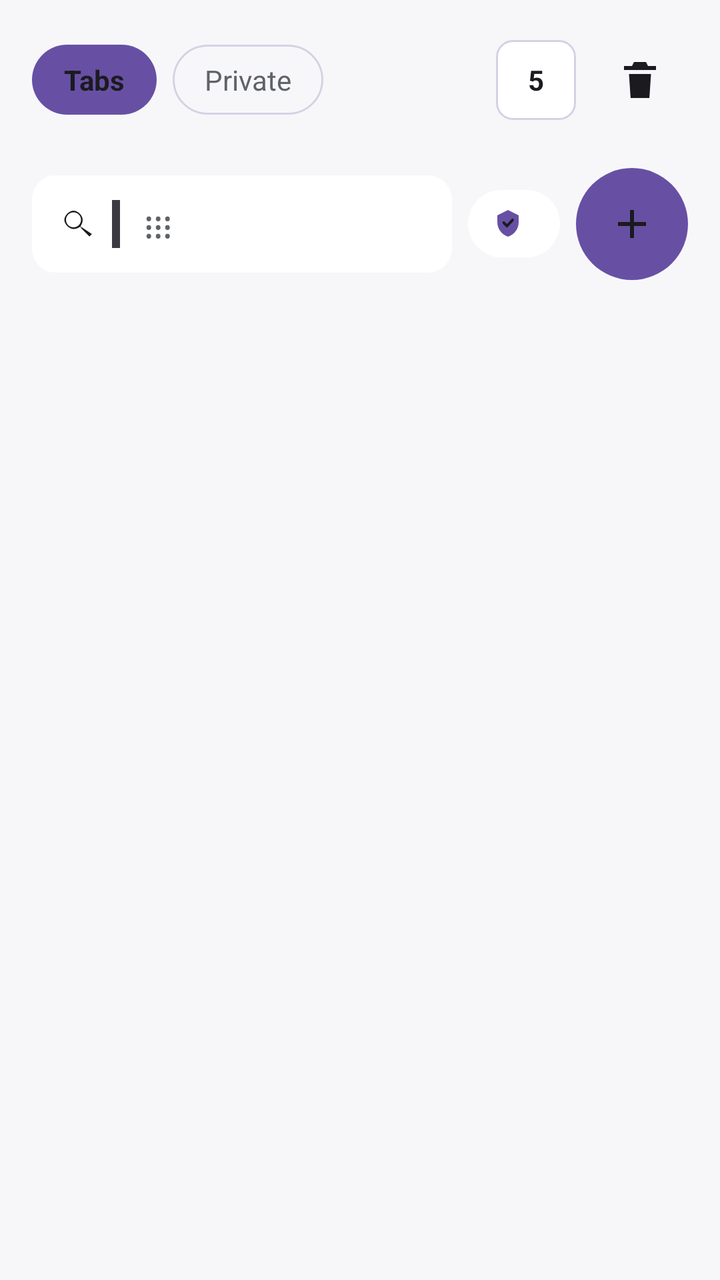
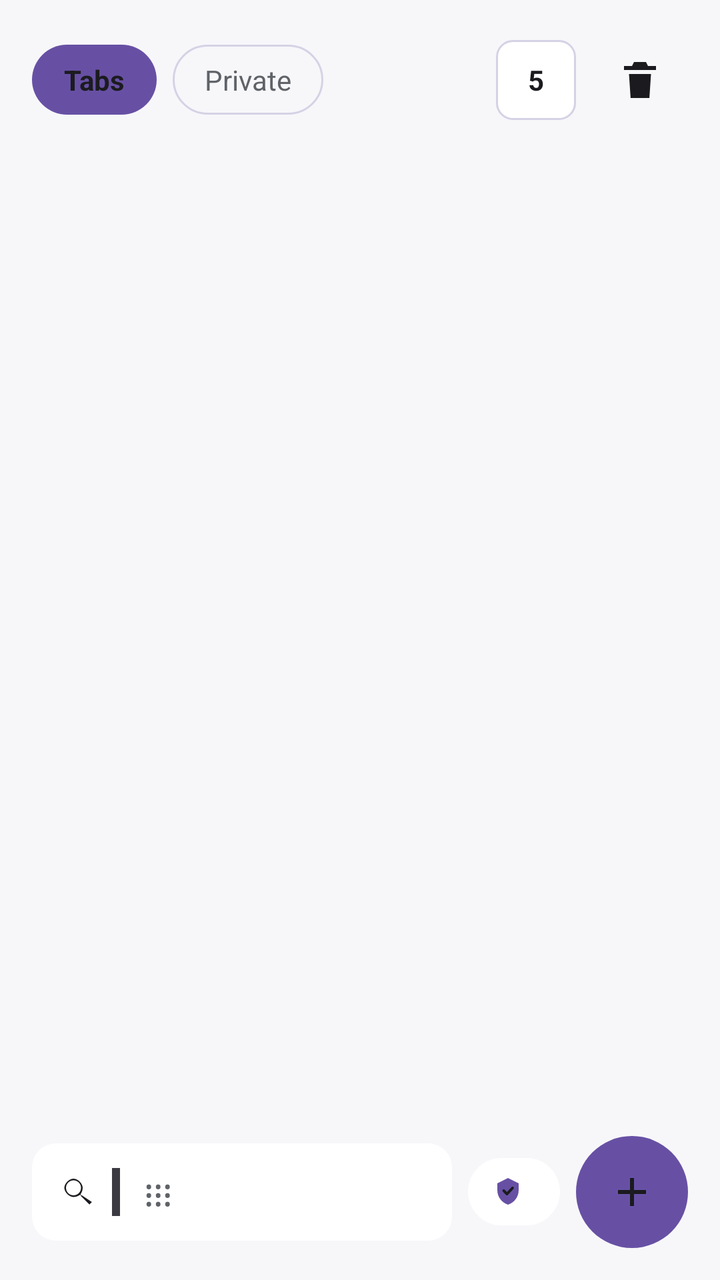

Before-and-after screenshots of an Android layout around one commit, followed by the original layout XML and the change that was made.
<!-- AndroidManifest.xml: application theme Theme.LibreWolf -->
<!-- res/layout/sheet_tabs.xml -->
<?xml version="1.0" encoding="utf-8"?>
<LinearLayout xmlns:android="http://schemas.android.com/apk/res/android"
    android:layout_width="match_parent"
    android:layout_height="wrap_content"
    android:background="@color/librewolf_bg"
    android:orientation="vertical"
    android:padding="16dp">

    <LinearLayout
        android:layout_width="match_parent"
        android:layout_height="wrap_content"
        android:gravity="center_vertical"
        android:orientation="horizontal">

        <TextView
            android:id="@+id/mode_tabs"
            android:layout_width="wrap_content"
            android:layout_height="wrap_content"
            android:background="@drawable/bg_chip_on"
            android:clickable="true"
            android:focusable="true"
            android:paddingStart="16dp"
            android:paddingTop="8dp"
            android:paddingEnd="16dp"
            android:paddingBottom="8dp"
            android:text="@string/tabs"
            android:textColor="@color/librewolf_text"
            android:textStyle="bold" />

        <TextView
            android:id="@+id/mode_private"
            android:layout_width="wrap_content"
            android:layout_height="wrap_content"
            android:layout_marginStart="8dp"
            android:background="@drawable/bg_chip_off"
            android:clickable="true"
            android:focusable="true"
            android:paddingStart="16dp"
            android:paddingTop="8dp"
            android:paddingEnd="16dp"
            android:paddingBottom="8dp"
            android:text="@string/tab_private"
            android:textColor="@color/librewolf_grey" />

        <TextView
            android:id="@+id/mode_inactive"
            android:layout_width="wrap_content"
            android:layout_height="wrap_content"
            android:layout_marginStart="8dp"
            android:background="@drawable/bg_chip_off"
            android:clickable="true"
            android:focusable="false"
            android:paddingStart="16dp"
            android:paddingTop="8dp"
            android:paddingEnd="16dp"
            android:paddingBottom="8dp"
            android:text="@string/inactive"
            android:textColor="@color/librewolf_grey"
            android:visibility="gone" />

        <TextView
            android:id="@+id/mode_groups"
            android:layout_width="wrap_content"
            android:layout_height="wrap_content"
            android:layout_marginStart="8dp"
            android:background="@drawable/bg_chip_off"
            android:clickable="true"
            android:focusable="false"
            android:paddingStart="16dp"
            android:paddingTop="8dp"
            android:paddingEnd="16dp"
            android:paddingBottom="8dp"
            android:text="@string/groups"
            android:textColor="@color/librewolf_grey"
            android:visibility="gone" />

        <View
            android:layout_width="0dp"
            android:layout_height="1dp"
            android:layout_weight="1" />

        <TextView
            android:id="@+id/tray_count"
            android:layout_width="wrap_content"
            android:layout_height="wrap_content"
            android:background="@drawable/bg_tab_count"
            android:gravity="center"
            android:minWidth="40dp"
            android:minHeight="40dp"
            android:text="5"
            android:textColor="@color/librewolf_text"
            android:textStyle="bold" />

        <ImageButton
            android:id="@+id/tray_close_all"
            android:layout_width="48dp"
            android:layout_height="48dp"
            android:layout_marginStart="8dp"
            android:background="?attr/selectableItemBackgroundBorderless"
            android:contentDescription="@string/close_all_tabs"
            android:src="@drawable/ic_trash" />
    </LinearLayout>

    <TextView
        android:id="@+id/tray_empty"
        android:layout_width="match_parent"
        android:layout_height="wrap_content"
        android:padding="32dp"
        android:textAlignment="center"
        android:textColor="@color/librewolf_grey"
        android:textSize="15sp"
        android:visibility="gone" />

    <androidx.recyclerview.widget.RecyclerView
        android:id="@+id/tabs_list"
        android:layout_width="match_parent"
        android:layout_height="wrap_content"
        android:layout_marginTop="8dp"
        android:maxHeight="420dp" />

    <LinearLayout
        android:layout_width="match_parent"
        android:layout_height="wrap_content"
        android:layout_marginTop="12dp"
        android:gravity="center_vertical"
        android:orientation="horizontal">

        <LinearLayout
            android:layout_width="0dp"
            android:layout_height="wrap_content"
            android:layout_weight="1"
            android:background="@drawable/bg_bar"
            android:gravity="center_vertical"
            android:orientation="horizontal"
            android:padding="12dp">

            <ImageView
                android:layout_width="20dp"
                android:layout_height="20dp"
                android:layout_marginEnd="8dp"
                android:src="@drawable/ic_search" 
            android:importantForAccessibility="no"/>

            <ImageView
                android:layout_width="4dp"
                android:layout_height="24dp"
                android:layout_marginEnd="12dp"
                android:background="#3A3A40" />

            <TextView
                android:layout_width="wrap_content"
                android:layout_height="wrap_content"
                android:text="⋮⋮⋮"
                android:textColor="@color/librewolf_grey"
                android:textSize="18sp" />
        </LinearLayout>

        <LinearLayout
            android:layout_width="wrap_content"
            android:layout_height="wrap_content"
            android:layout_marginStart="8dp"
            android:layout_marginEnd="8dp"
            android:background="@drawable/bg_pill"
            android:gravity="center_vertical"
            android:orientation="horizontal"
            android:paddingStart="12dp"
            android:paddingTop="8dp"
            android:paddingEnd="12dp"
            android:paddingBottom="8dp">

            <ImageView
                android:layout_width="16dp"
                android:layout_height="16dp"
                android:layout_marginEnd="6dp"
                android:src="@drawable/ic_shield" 
            android:importantForAccessibility="no"/>

            <TextView
                android:id="@+id/tray_trackers"
                android:layout_width="wrap_content"
                android:layout_height="wrap_content"
                android:textColor="@color/librewolf_text"
                android:textSize="13sp" />
        </LinearLayout>

        <ImageButton
            android:id="@+id/sheet_new_tab"
            android:layout_width="56dp"
            android:layout_height="56dp"
            android:background="@drawable/bg_fab"
            android:contentDescription="@string/new_tab"
            android:src="@drawable/ic_add" />
    </LinearLayout>
</LinearLayout>
<!-- resources referenced by this layout -->
<resources>
  <color name="librewolf_bg">#F7F7FA</color>
  <color name="librewolf_grey">#5F6368</color>
  <color name="librewolf_text">#1B1B1F</color>
  <!-- drawable bg_bar (drawable) -->
  <?xml version="1.0" encoding="utf-8"?>
  <shape xmlns:android="http://schemas.android.com/apk/res/android"
      android:shape="rectangle">
      <solid android:color="@color/librewolf_card" />
      <corners android:radius="12dp" />
  </shape>
  <!-- drawable bg_chip_off (drawable) -->
  <?xml version="1.0" encoding="utf-8"?>
  <shape xmlns:android="http://schemas.android.com/apk/res/android"
      android:shape="rectangle">
      <solid android:color="#00000000" />
      <stroke android:width="1dp" android:color="@color/librewolf_chip_stroke" />
      <corners android:radius="20dp" />
  </shape>
  <!-- drawable bg_chip_on (drawable) -->
  <?xml version="1.0" encoding="utf-8"?>
  <shape xmlns:android="http://schemas.android.com/apk/res/android"
      android:shape="rectangle">
      <solid android:color="@color/librewolf_accent" />
      <corners android:radius="20dp" />
  </shape>
  <!-- drawable bg_fab (drawable) -->
  <?xml version="1.0" encoding="utf-8"?>
  <shape xmlns:android="http://schemas.android.com/apk/res/android"
      android:shape="oval">
      <solid android:color="@color/librewolf_accent" />
  </shape>
  <!-- drawable bg_pill (drawable) -->
  <?xml version="1.0" encoding="utf-8"?>
  <shape xmlns:android="http://schemas.android.com/apk/res/android"
      android:shape="rectangle">
      <solid android:color="@color/librewolf_card" />
      <corners android:radius="20dp" />
  </shape>
  <!-- drawable bg_tab_count (drawable) -->
  <?xml version="1.0" encoding="utf-8"?>
  <shape xmlns:android="http://schemas.android.com/apk/res/android"
      android:shape="rectangle">
      <solid android:color="@color/librewolf_card" />
      <stroke android:width="1dp" android:color="@color/librewolf_chip_stroke" />
      <corners android:radius="8dp" />
  </shape>
  <!-- drawable ic_add (drawable) -->
  <?xml version="1.0" encoding="utf-8"?>
  <vector xmlns:android="http://schemas.android.com/apk/res/android"
      android:width="24dp" android:height="24dp"
      android:viewportWidth="24" android:viewportHeight="24">
      <path android:fillColor="@color/librewolf_text"
          android:pathData="M19,13h-6v6h-2v-6H5v-2h6V5h2v6h6z" />
  </vector>
  <!-- drawable ic_trash (drawable) -->
  <?xml version="1.0" encoding="utf-8"?>
  <vector xmlns:android="http://schemas.android.com/apk/res/android"
      android:width="24dp" android:height="24dp"
      android:viewportWidth="24" android:viewportHeight="24">
      <path android:fillColor="@color/librewolf_text"
          android:pathData="M9,3 h6 l1,2 h4 v2 H4 V5 h4 ZM6.5,9 H17.5 L16.7,21 H7.3 Z" />
  </vector>
  <string name="close_all_tabs">Close all tabs</string>
  <string name="groups">Groups</string>
  <string name="inactive">Inactive</string>
  <string name="new_tab">New tab</string>
  <string name="tab_private">Private</string>
  <string name="tabs">Tabs</string>
  <style name="Theme.LibreWolf" parent="Theme.Material3.DayNight.NoActionBar">
          <item name="colorPrimary">@color/librewolf_accent</item>
          <item name="colorOnPrimary">@color/librewolf_icon_on_accent</item>
          <item name="android:windowBackground">@color/librewolf_bg</item>
          <item name="android:statusBarColor">@color/librewolf_bg</item>
          <item name="android:navigationBarColor">@color/librewolf_bg</item>
          <item name="android:windowLightStatusBar">true</item>
      </style>
  <color name="librewolf_card">#FFFFFF</color>
  <color name="librewolf_chip_stroke">#D5D2E5</color>
  <color name="librewolf_accent">#6750A4</color>
  <color name="librewolf_icon_on_accent">#FFFFFF</color>
  <!-- unchanged entries left out for length: 2 -->
</resources>

<!-- the commit's change to res/layout/sheet_tabs.xml (unified diff, before → after) -->
@@ -1,7 +1,7 @@
 <?xml version="1.0" encoding="utf-8"?>
 <LinearLayout xmlns:android="http://schemas.android.com/apk/res/android"
     android:layout_width="match_parent"
-    android:layout_height="wrap_content"
+    android:layout_height="match_parent"
     android:background="@color/librewolf_bg"
     android:orientation="vertical"
     android:padding="16dp">
@@ -114,9 +114,9 @@
     <androidx.recyclerview.widget.RecyclerView
         android:id="@+id/tabs_list"
         android:layout_width="match_parent"
-        android:layout_height="wrap_content"
+        android:layout_height="0dp"
         android:layout_marginTop="8dp"
-        android:maxHeight="420dp" />
+        android:layout_weight="1" />
 
     <LinearLayout
         android:layout_width="match_parent"
